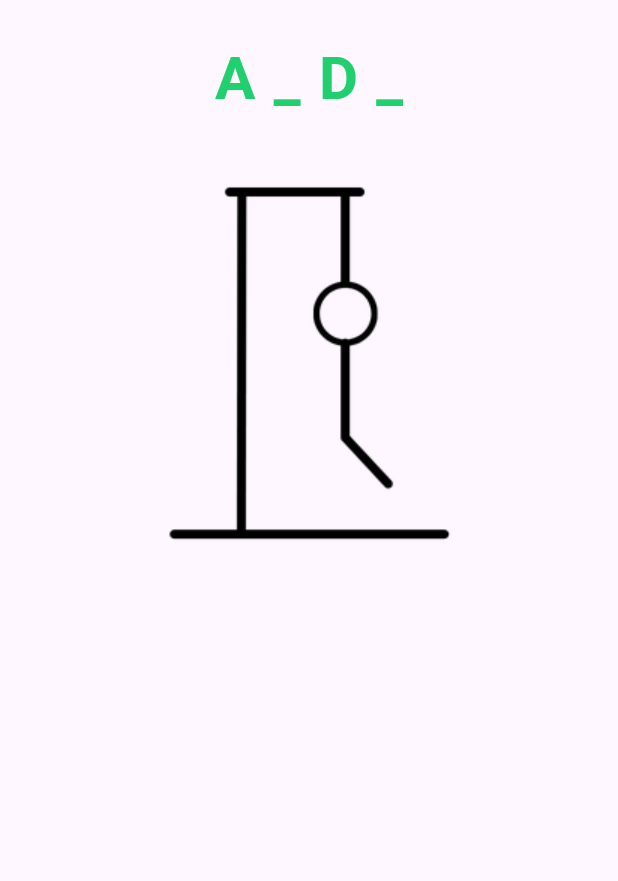
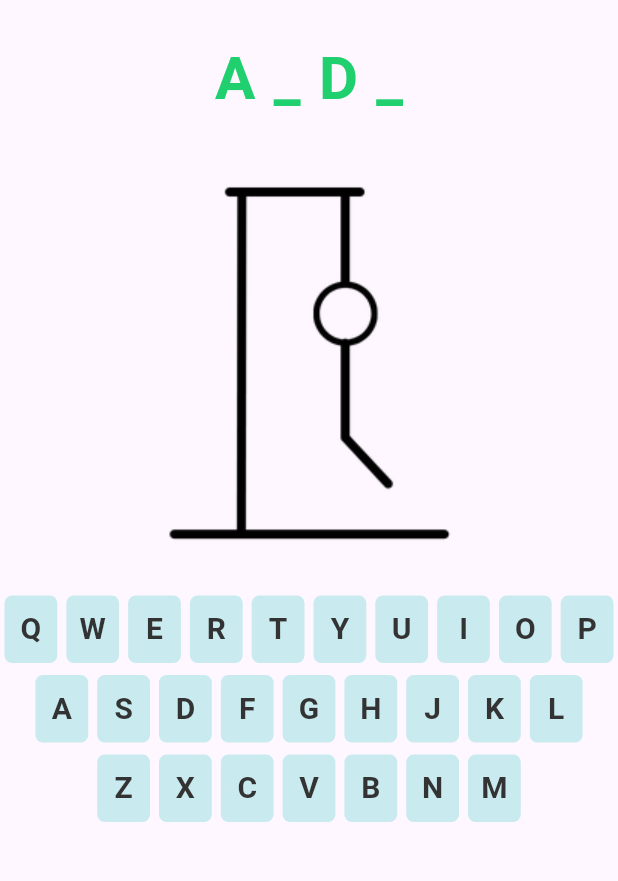
Before and after one commit to rav1961/hangman, a Flutter app: the screen it shows after launch, on a phone screen of 412 x 824 dp, the part 114-995 px from its top. Run offline on Flutter 3.47's test engine with Material 3 defaults, Android fonts, the phone set to English and light mode, and no system bars.

Commit message:
add custom keyboard

```diff
--- a/lib/constants/colors.dart
+++ b/lib/constants/colors.dart
@@ -4,4 +4,6 @@ class AppColors {
   static const Color primaryColor = Color.fromARGB(1, 0, 0, 0);
   static const Color secondaryColor = Color.fromARGB(1, 20, 33, 61);
   static const Color letterColor = Color(0xFF20CF6E);
+  static const Color letterButtonBgColor = Color(0xFFC9EBEF);
+  static const Color letterButtonTextColor = Color(0xFF333333);
 }
--- a/lib/constants/dimens.dart
+++ b/lib/constants/dimens.dart
@@ -1,5 +1,7 @@
 class Dimens {
+  static const double veryHugeMargin = 48.0;
   static const double hugeMargin = 24.0;
-  static const double veryHugeMargin = 48.0;
+  static const double bigMargin = 16.0;
   static const double normalMargin = 8.0;
+
 }
--- a/lib/pages/hangman_page.dart
+++ b/lib/pages/hangman_page.dart
@@ -1,5 +1,6 @@
 import 'package:flutter/material.dart';
 import 'package:hangman/widgets/Hangman.dart';
+import 'package:hangman/widgets/keyboard/hangman_keyboard.dart';
 import 'package:hangman/widgets/word_to_guess_view.dart';
 
 class HangmanPage extends StatelessWidget {
@@ -16,7 +17,11 @@ class HangmanPage extends StatelessWidget {
 
   Widget _buildContent(BuildContext context) {
     return const Column(
-      children: [WordToGuessView("A_d_"), Hangman()],
+      children: [
+        WordToGuessView("A_d_"),
+        Hangman(),
+        HangmanKeyboard()
+      ],
     );
   }
 }
--- /dev/null
+++ b/lib/utils/keyboard_letters.dart
@@ -0,0 +1,5 @@
+const keyboardLetters = [
+  'qwertyuiop',
+  'asdfghjkl',
+  'zxcvbnm',
+];
--- /dev/null
+++ b/lib/widgets/keyboard/hangman_keyboard.dart
@@ -0,0 +1,55 @@
+import 'package:flutter/material.dart';
+import 'package:hangman/constants/dimens.dart';
+import 'package:hangman/utils/keyboard_letters.dart';
+import 'package:hangman/widgets/keyboard/hangman_keyboard_key.dart';
+
+class HangmanKeyboard extends StatelessWidget {
+  static const double spacing = 6;
+
+  const HangmanKeyboard({ super.key });
+
+  @override
+  Widget build(BuildContext context) {
+    return Padding(
+      padding: const EdgeInsets.only(
+        top: Dimens.hugeMargin,
+        bottom: Dimens.bigMargin,
+      ),
+      child: Column(
+        children: keyboardLetters.map((String keysRow) {
+          var lettersInRow = keysRow.split('');
+          return _buildKeybardRow(lettersInRow, context);
+        }).toList(),
+      ),
+    );
+  }
+
+  Widget _buildKeyboardKey(String letter, double itemWidth) {
+    return Padding(
+      padding: const EdgeInsets.symmetric(horizontal: spacing / 2),
+      child: HangmanKeyboardKey(letter: letter, width: itemWidth),
+    );
+  }
+
+  Widget _buildKeybardRow(List<String> letters, BuildContext context) {
+    final itemWidth = _calculateItemWidth(context);
+
+    return Padding(
+      padding: const EdgeInsets.only(top: Dimens.normalMargin),
+      child: Row(
+        mainAxisAlignment: MainAxisAlignment.center,
+        children: letters
+            .map((letter) => _buildKeyboardKey(letter, itemWidth))
+            .toList(),
+      ),
+    );
+  }
+
+  double _calculateItemWidth(BuildContext context) {
+    final maxLettersInRow = keyboardLetters.first.length;
+    final spacingSumWidth = spacing * maxLettersInRow;
+    final availableWidth = MediaQuery.of(context).size.width - spacingSumWidth;
+
+    return availableWidth / maxLettersInRow;
+  }
+}
--- /dev/null
+++ b/lib/widgets/keyboard/hangman_keyboard_key.dart
@@ -0,0 +1,40 @@
+import 'package:flutter/material.dart';
+import 'package:hangman/constants/colors.dart';
+import 'package:hangman/constants/dimens.dart';
+
+class HangmanKeyboardKey extends StatelessWidget {
+  final String letter;
+  final double width;
+
+  const HangmanKeyboardKey({ required this.letter, required this.width, super.key });
+
+  @override
+  Widget build(BuildContext context) {
+    return SizedBox(
+      width: width,
+      child: _buildKeyContent(),
+    );
+  }
+
+  Widget _buildKeyContent() {
+    return Container(
+      decoration: const BoxDecoration(
+        color: AppColors.letterButtonBgColor,
+        borderRadius: BorderRadius.all(Radius.circular(5.0)),
+      ),
+      child: Padding(
+        padding: const EdgeInsets.symmetric(vertical: Dimens.normalMargin),
+        child: Center(
+          child: Text(
+            letter.toUpperCase(),
+            style: const TextStyle(
+              fontSize: 20,
+              fontWeight: FontWeight.bold,
+              color: AppColors.letterButtonTextColor,
+            ),
+          ),
+        ),
+      ),
+    );
+  }
+}
```
